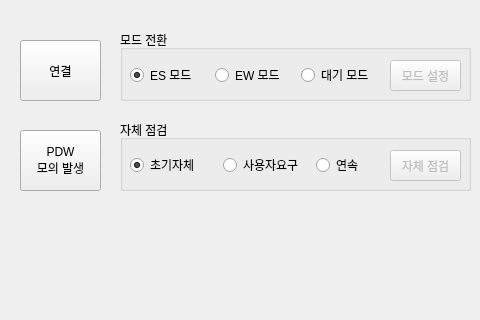
Above: project-spec/meta-user/recipes-apps/apppocketsonata/files/mainwindow.ui from chjo70/ZPocketSonata before the change; both pictures show x 0 to 480 and y 170 to 490 of the 924 by 577 pixel window. Below: the same form after it.
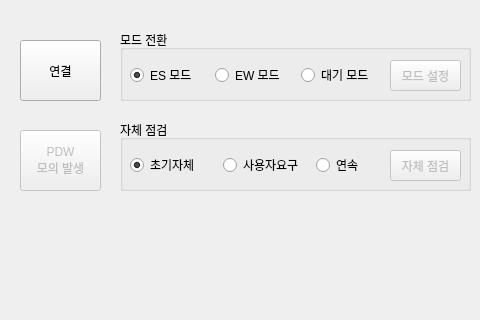
That is the form after the change. Custom widgets are drawn as their Qt base class.

What changed in the file:
```diff
--- a/project-spec/meta-user/recipes-apps/apppocketsonata/files/mainwindow.ui
+++ b/project-spec/meta-user/recipes-apps/apppocketsonata/files/mainwindow.ui
@@ -308,6 +308,9 @@
     </widget>
    </widget>
    <widget class="QPushButton" name="pushButton_SimPDW">
+    <property name="enabled">
+     <bool>false</bool>
+    </property>
     <property name="geometry">
      <rect>
       <x>20</x>
```
